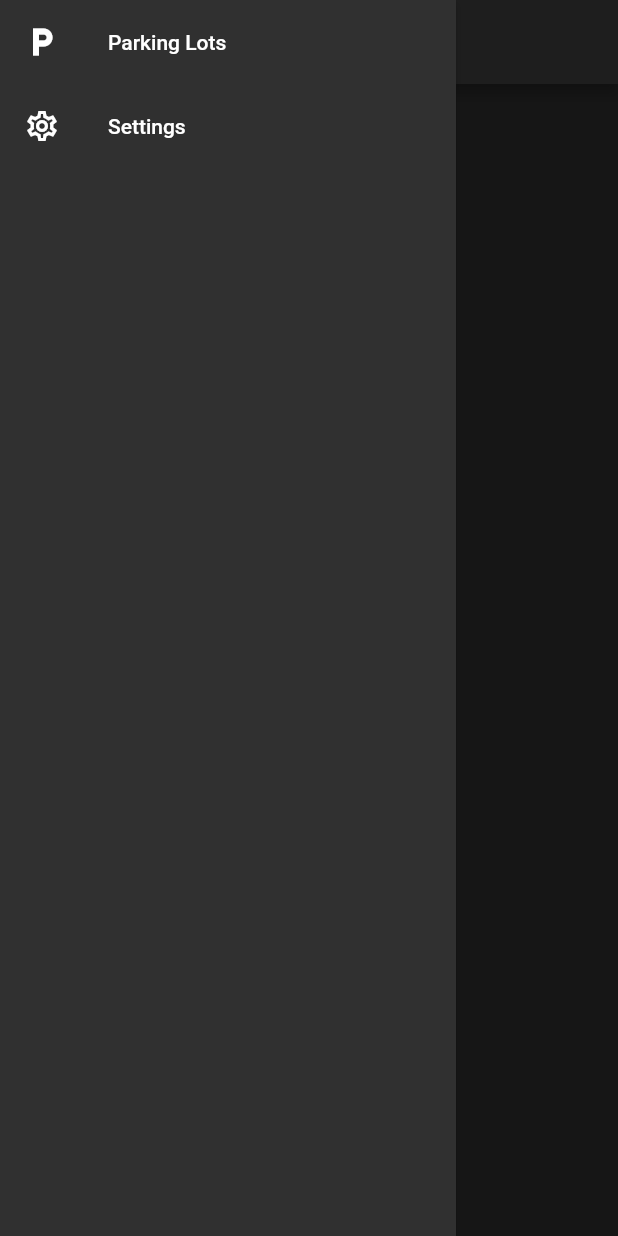
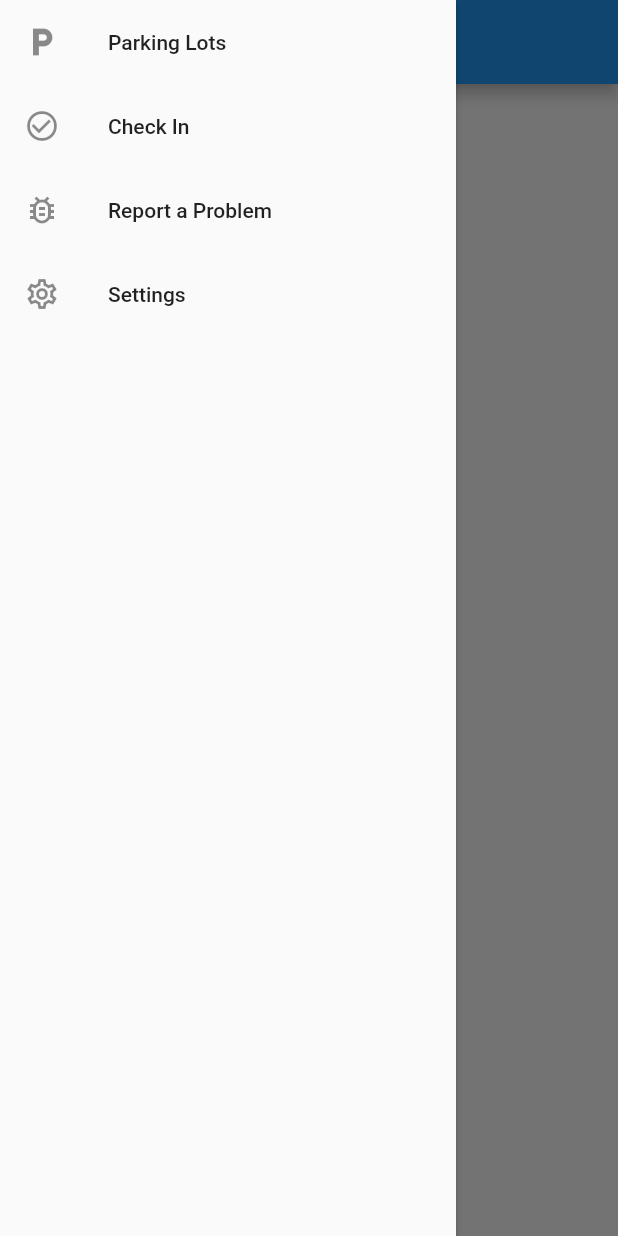
Before and after one commit to MathewTWilliams/RowanParkingApp, a Flutter app: the screen it shows after launch, with the side drawer open, on a phone screen of 412 x 824 dp. Run offline on Flutter 3.47's test engine with Material 2 defaults, Android fonts, the light colour scheme and no system bars.

Commit message:
navigation drawer MK2 and dark mode

```diff
--- a/rowan_parking_app/lib/main.dart
+++ b/rowan_parking_app/lib/main.dart
@@ -4,19 +4,43 @@
 import 'content_widgets/checkin_widget.dart';
 import 'content_widgets/bug_report_widget.dart';
 
-void main() => runApp(MaterialApp(
-      home: const PrimaryContent(),
-      theme: ThemeData.dark(),
-    ));
+void main() => runApp(const App());
 
-class PrimaryContent extends StatefulWidget {
-  const PrimaryContent({Key? key}) : super(key: key);
+class App extends StatefulWidget {
+  const App({Key? key}) : super(key: key);
 
   @override
-  State<StatefulWidget> createState() => PrimaryContentState();
+  State<StatefulWidget> createState() => AppState();
 }
 
-class PrimaryContentState extends State<PrimaryContent> {
+class AppState extends State<App> {
+  final ValueNotifier<ThemeData> appTheme =
+      ValueNotifier<ThemeData>(ThemeData.light());
+
+  @override
+  Widget build(BuildContext context) {
+    return ValueListenableBuilder<ThemeData>(
+      valueListenable: appTheme,
+      builder: (context, themeData, child) {
+        return MaterialApp(theme: themeData, home: NavWidget(appTheme));
+      },
+    );
+  }
+
+  void toggleDarkMode(bool on) {
+    appTheme.value = on ? ThemeData.dark() : ThemeData.light();
+  }
+}
+
+class NavWidget extends StatefulWidget {
+  final ValueNotifier<ThemeData> appTheme;
+  NavWidget(this.appTheme, {Key? key}) : super(key: key);
+
+  @override
+  State<StatefulWidget> createState() => NavWidgetState();
+}
+
+class NavWidgetState extends State<NavWidget> {
   Widget body = const LotsWidget();
   Text contentTitle = const Text("Parking Lots");
 
@@ -38,7 +62,29 @@
                 setState(() {
                   contentTitle = const Text("Parking Lots");
                   body = const LotsWidget();
-                  Navigator.pop(context);
+                  Navigator.of(context).pop();
+                });
+              },
+            ),
+            ListTile(
+              leading: const Icon(Icons.check_circle_outline),
+              title: const Text("Check In"),
+              onTap: () {
+                setState(() {
+                  contentTitle = const Text("Check In");
+                  body = const CheckinWidget();
+                  Navigator.of(context).pop();
+                });
+              },
+            ),
+            ListTile(
+              leading: const Icon(Icons.bug_report_outlined),
+              title: const Text("Report a Problem"),
+              onTap: () {
+                setState(() {
+                  contentTitle = const Text("Report a Problem");
+                  body = const BugReportWidget();
+                  Navigator.of(context).pop();
                 });
               },
             ),
@@ -48,9 +94,8 @@
               onTap: () {
                 setState(() {
                   contentTitle = const Text("Settings");
-                  body =
-                      SettingsWidget(settingsChangedCallback: settingsChanged);
-                  Navigator.pop(context);
+                  body = SettingsWidget(appTheme: widget.appTheme);
+                  Navigator.of(context).pop();
                 });
               },
             )
@@ -59,8 +104,4 @@
       ),
     );
   }
-
-  void settingsChanged() {
-    print("settings have changed!");
-  }
 }
```
Also changed, not shown: rowan_parking_app/lib/content_widgets/settings_widget.dart (+35 -7 lines), 1 other file.
